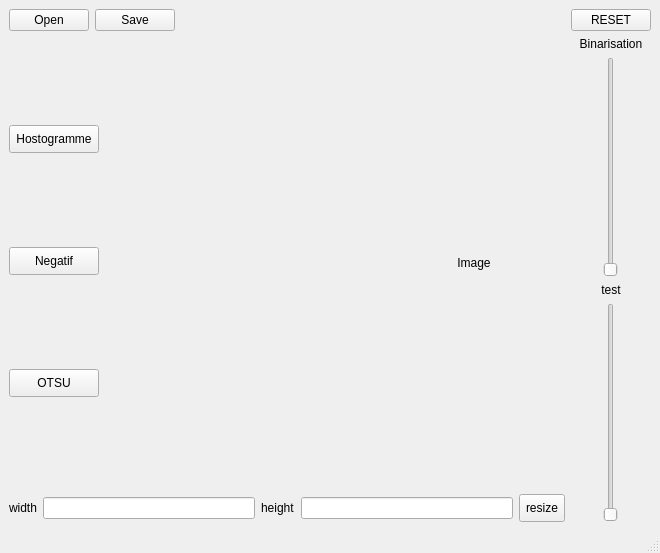
First picture: the form in design.ui, repository Eraoui909/VisionParOrdinateur, before the edit.
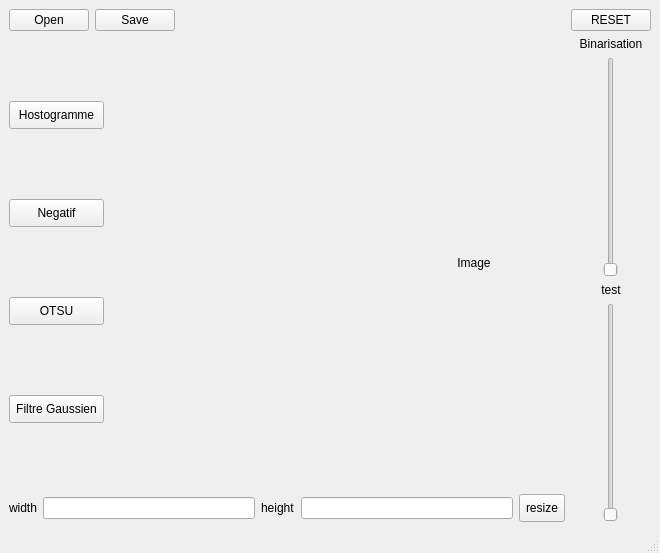
Second picture: the form after the edit.

Commit message: add filtre gaussien button

The edit to the form file:
```diff
--- a/design.ui
+++ b/design.ui
@@ -190,6 +190,21 @@
             </property>
            </widget>
           </item>
+          <item>
+           <widget class="QPushButton" name="gaussFiltreButton">
+            <property name="styleSheet">
+             <string notr="true">QPushButton{
+	background-color:&quot;#555555&quot;;
+	color:&quot;#fff&quot;;
+	padding:6px;
+	border-raduis: 5px;
+}</string>
+            </property>
+            <property name="text">
+             <string>Filtre Gaussien</string>
+            </property>
+           </widget>
+          </item>
          </layout>
         </item>
         <item>
```
Left out of the diff: 102 changed lines with no effect on the pictures.
